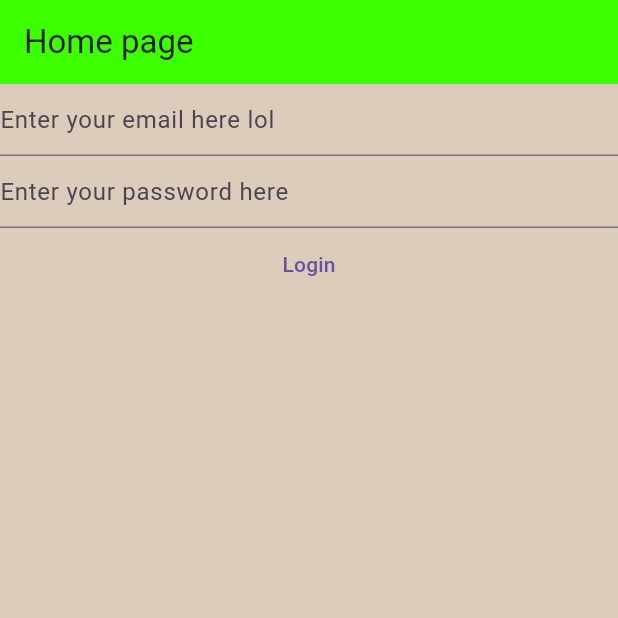
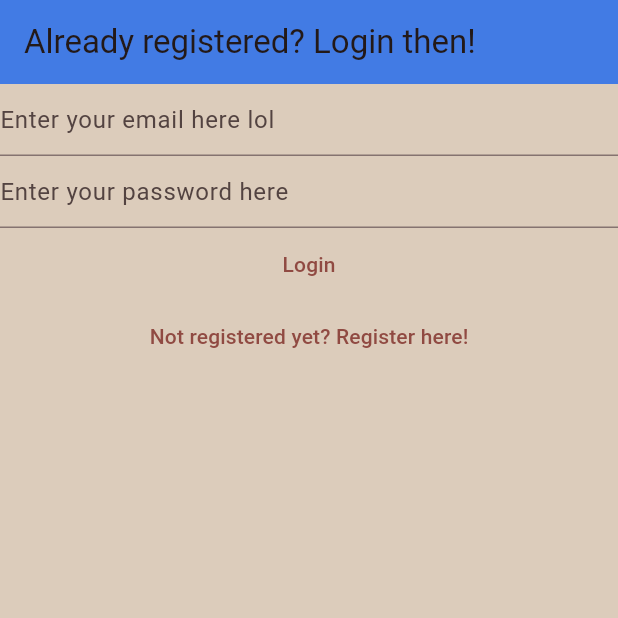
Before and after one commit to Robk4/Notesapp, a Flutter app: the screen it shows after launch, on a phone screen of 412 x 824 dp, the top half of it. Run offline on Flutter 3.47's test engine with Material 3 defaults, Android fonts, the phone set to English and light mode, and no system bars; our stand-ins replace firebase_auth, firebase_core; accounts and stored records are empty.

Commit message:
Links between Login & Register views
Addition of email_verification_view, fixing of all the errors.

```diff
--- a/lib/main.dart
+++ b/lib/main.dart
@@ -4,6 +4,7 @@ import 'package:flutter/material.dart';
 import 'package:notesapp/firebase_options.dart';
 import 'package:notesapp/views/login_view.dart';
 import 'package:notesapp/views/register_view.dart';
+import 'package:notesapp/views/verify_email_view.dart';
 
 void main()
 {
@@ -18,6 +19,10 @@ void main()
       ),
 
       home: const HomePage(),
+      routes: {
+        '/login/': (context) => const LoginView(),
+        '/register/': (context) => const RegisterView(),
+      },
   )
   );
 }
@@ -28,13 +33,13 @@ class HomePage extends StatelessWidget {
    //Main program builder
   @override
   Widget build(BuildContext context) {
-    return MaterialApp(
-    debugShowCheckedModeBanner: false,
-    home: Scaffold( //Structure of the page
-      appBar: AppBar(title:  const Text("Home page"),
-      backgroundColor:const Color.fromARGB(255, 60, 255, 0),),
-      backgroundColor: const Color(0xFFDCCCBB),
-      body: FutureBuilder( // FutureBuilder makes sure column isnt built before future is finished
+    return
+      // Scaffold( //Structure of the page
+      // appBar: AppBar(title:  const Text("Home page"),
+      // backgroundColor:const Color.fromARGB(255, 66, 123, 228),),
+      // backgroundColor: const Color(0xFFDCCCBB),
+      // body:
+       FutureBuilder( // FutureBuilder makes sure column isnt built before future is finished
         future: Firebase.initializeApp(options: DefaultFirebaseOptions.currentPlatform),
         builder: (context, snapshot)
         {
@@ -53,32 +58,10 @@ class HomePage extends StatelessWidget {
             // }
             return const LoginView();
          default:
-          return const Text("Loading..");
+          return const CircularProgressIndicator();
           }
         },
-      ),
-    )
-  );
+      );
+    // );
   }
 }
-class VerifyEmailView extends StatefulWidget {
-  const VerifyEmailView({super.key});
-
-  @override
-  State<VerifyEmailView> createState() => _VerifyEmailViewState();
-}
-
-class _VerifyEmailViewState extends State<VerifyEmailView> {
-  @override
-  Widget build(BuildContext context) {
-    return Column(children:[
-        const Text("Please verify your emial address: "),
-        TextButton(onPressed: ()async{
-          final user = FirebaseAuth.instance.currentUser;
-          await user?.sendEmailVerification();
-        },
-                   child: const Text("Send email verification"),
-        )
-      ]);
-  }
-}
--- a/lib/views/login_view.dart
+++ b/lib/views/login_view.dart
@@ -1,7 +1,7 @@
 import 'package:firebase_auth/firebase_auth.dart';
-import 'package:firebase_core/firebase_core.dart';
+//import 'package:firebase_core/firebase_core.dart';
 import 'package:flutter/material.dart';
-import 'package:notesapp/firebase_options.dart';
+//import 'package:notesapp/firebase_options.dart';
 
 class LoginView extends StatefulWidget { //Stateful because we need to manage things inside
   const LoginView({super.key});
@@ -36,10 +36,10 @@ class _LoginViewState extends State<LoginView> {
   //Main program builder
   @override
   Widget build(BuildContext context) {
-    // return Scaffold( //Structure of the page
-    //   appBar: AppBar(title:  const Text("Already registered? Login then!"),
-    //   backgroundColor:const Color.fromARGB(255, 66, 123, 228),),
-    //   backgroundColor: const Color(0xFFDCCCBB),
+     return Scaffold( //Structure of the page
+       appBar: AppBar(title:  const Text("Already registered? Login then!"),
+       backgroundColor:const Color.fromARGB(255, 66, 123, 228),),
+       backgroundColor: const Color(0xFFDCCCBB),
     //   body: FutureBuilder( // FutureBuilder makes sure column isnt built before future is finished
     //     future: Firebase.initializeApp(options: DefaultFirebaseOptions.currentPlatform),
     //     builder: (context, snapshot)
@@ -47,7 +47,7 @@ class _LoginViewState extends State<LoginView> {
     //       //Switch that on done proceeds and on everything else(default:) pump out Loading..
     //       switch (snapshot.connectionState){
     //         case ConnectionState.done:
-            return Column(
+            body: Column(
           children: [
             TextField(
               //The basics of making a email field
@@ -87,9 +87,19 @@ class _LoginViewState extends State<LoginView> {
                 }
               }
             },
-            child: const Text("Login")),
+            child: const Text("Login")
+            ),
+            TextButton(
+              onPressed: () {
+                Navigator.of(context).pushNamedAndRemoveUntil(
+                  '/register/',
+                  (route) => false,
+                );
+              },
+              child: const Text("Not registered yet? Register here!"))
           ],
-         );
+         )
+     );
 //          default:
 //          return const Text("Loading..");
 //           }
--- a/lib/views/register_view.dart
+++ b/lib/views/register_view.dart
@@ -1,7 +1,7 @@
 import 'package:firebase_auth/firebase_auth.dart';
-import 'package:firebase_core/firebase_core.dart';
+//import 'package:firebase_core/firebase_core.dart';
 import 'package:flutter/material.dart';
-import 'package:notesapp/firebase_options.dart';
+//import 'package:notesapp/firebase_options.dart';
 
 class RegisterView extends StatefulWidget {
   const RegisterView({super.key});
@@ -36,10 +36,10 @@ class _RegisterViewState extends State<RegisterView> {
   //Main program builder
   @override
   Widget build(BuildContext context) {
-    // return Scaffold( //Structure of the page
-    //   appBar: AppBar(title:  const Text("This is where u register?"),
-    //   backgroundColor:const Color.fromARGB(255, 66, 123, 228),),
-    //   backgroundColor: const Color(0xFFDCCCBB),
+     return Scaffold( //Structure of the page
+      appBar: AppBar(title:  const Text("This is where u register?"),
+      backgroundColor:const Color.fromARGB(255, 66, 123, 228),),
+      backgroundColor: const Color(0xFFDCCCBB),
     //   body: FutureBuilder( // FutureBuilder makes sure column isnt built before future is finished
     //     future: Firebase.initializeApp(options: DefaultFirebaseOptions.currentPlatform),
     //     builder: (context, snapshot)
@@ -47,7 +47,7 @@ class _RegisterViewState extends State<RegisterView> {
     //       //Switch that on done proceeds and on everything else(default:) pump out Loading..
     //       switch (snapshot.connectionState){
     //         case ConnectionState.done:
-            return Column(
+              body: Column(
                         children: [
               TextField(
                 //The basics of making a email field
@@ -80,8 +80,16 @@ class _RegisterViewState extends State<RegisterView> {
                   //TODO Invalid email,email in use, weak password exceptions
                 }
               },
-            child: const Text("Register")),
+              child: const Text("Register")
+              ),
+              TextButton(onPressed: (){
+                Navigator.of(context).pushNamedAndRemoveUntil(
+                  '/login/',
+                  (route) => false,
+                );
+              }, child: const Text("Already registered? Login here!"))
               ],
+            ),
           );
   //        default:
   //        return const Text("Loading..");
```
Also changed, not shown: lib/views/verify_email_view.dart (added, +28 -0 lines). Lines whose indentation alone changed are shown as unchanged.
